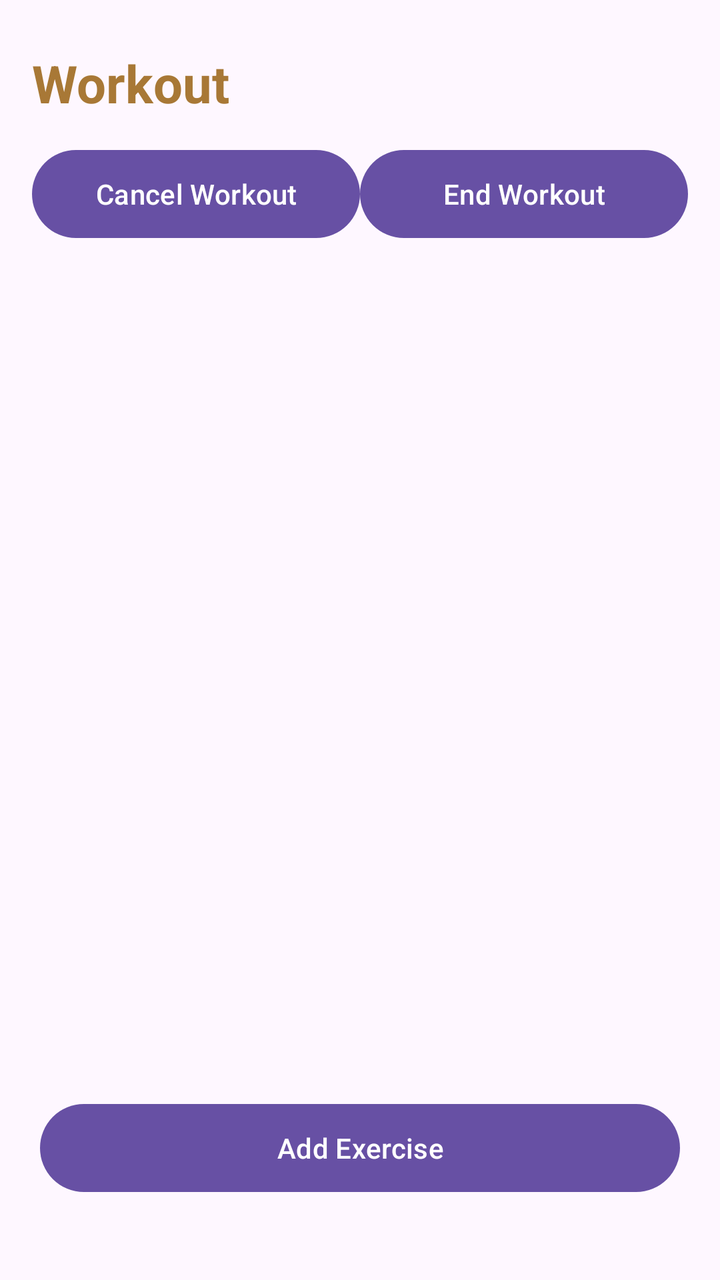
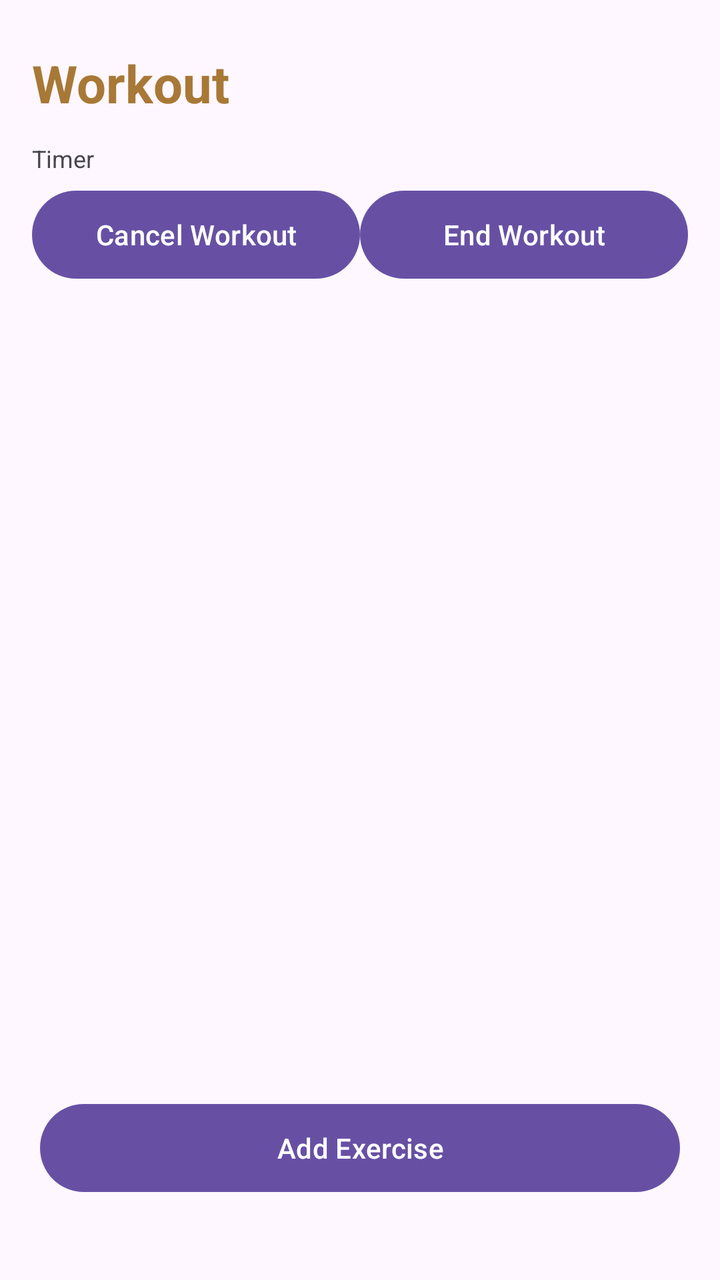

Compare the two renders of this Android layout. The source of the first and the diff that turns it into the second are given below.
<!-- AndroidManifest.xml: application theme Theme.FitnessGuru -->
<!-- res/layout/activity_workout_edit.xml -->
<?xml version="1.0" encoding="utf-8"?>
<LinearLayout
    xmlns:android="http://schemas.android.com/apk/res/android"
    android:fillViewport="true"
    android:layout_width="match_parent"
    android:layout_height="match_parent"
    android:orientation="vertical"
    android:padding="16dp">

    <TextView
        android:id="@+id/heading"
        android:text="Workout"
        android:textSize="26sp"
        android:textStyle="bold"
        android:textColor="#A87836"
        android:paddingTop="8dp"
        android:paddingBottom="12dp"
        android:layout_width="match_parent"
        android:layout_height="wrap_content"/>

    <LinearLayout
        android:layout_width="match_parent"
        android:layout_height="wrap_content"
        android:orientation="horizontal">

        <Button
            android:id="@+id/cancelWorkout"
            android:text="Cancel Workout"
            android:minHeight="52dp"
            android:layout_width="0dp"
            android:layout_weight="2"
            android:layout_height="wrap_content" />

        <Button
            android:id="@+id/endWorkout"
            android:text="End Workout"
            android:minHeight="52dp"
            android:layout_width="0dp"
            android:layout_weight="2"
            android:layout_height="wrap_content" />

    </LinearLayout>

    <androidx.viewpager2.widget.ViewPager2
        android:id="@+id/exercisePager"
        android:layout_width="match_parent"
        android:layout_height="0dp"
        android:layout_weight="2"/>

    <LinearLayout
        android:orientation="horizontal"
        android:layout_width="match_parent"
        android:layout_height="wrap_content"
        android:paddingTop="20dp" android:paddingBottom="20dp">

        <Button
            android:id="@+id/addExercise"
            android:text="Add Exercise"
            android:minHeight="52dp"
            android:layout_width="0dp"
            android:layout_weight="1"
            android:layout_height="wrap_content"
            android:layout_margin="4dp"
            />
    </LinearLayout>
</LinearLayout>
<!-- resources referenced by this layout -->
<resources>
  <style name="Theme.FitnessGuru" parent="Base.Theme.FitnessGuru" />
  <style name="Base.Theme.FitnessGuru" parent="Theme.Material3.DayNight.NoActionBar">
          
          
      </style>
</resources>

<!-- the commit's change to res/layout/activity_workout_edit.xml (unified diff, before → after) -->
@@ -14,7 +14,16 @@
         android:textStyle="bold"
         android:textColor="#A87836"
         android:paddingTop="8dp"
-        android:paddingBottom="12dp"
+        android:paddingBottom="4dp"
+        android:layout_width="match_parent"
+        android:layout_height="wrap_content"/>
+
+    <TextView
+        android:id="@+id/timer"
+        android:text="Timer"
+        android:textSize="12sp"
+        android:paddingTop="8dp"
+        android:paddingBottom="4dp"
         android:layout_width="match_parent"
         android:layout_height="wrap_content"/>
 
